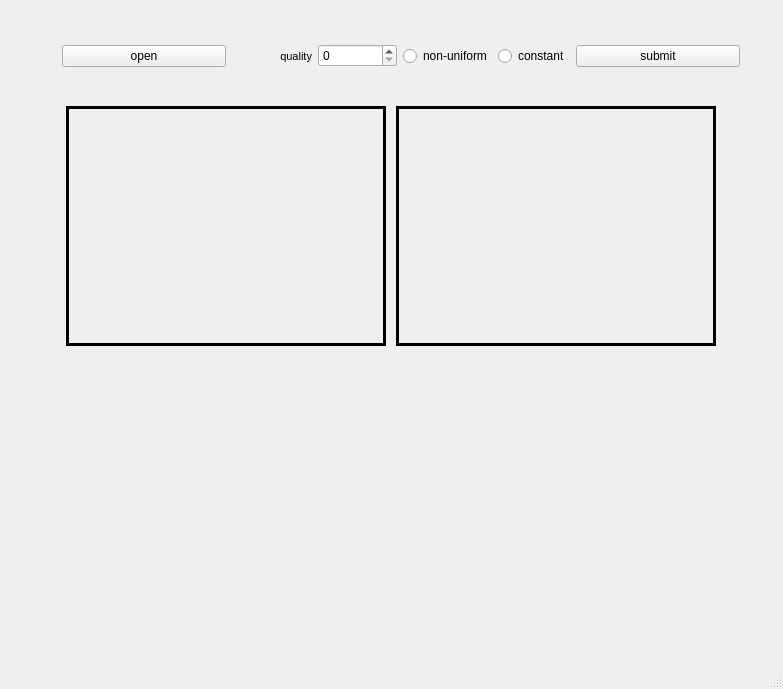
luyor/JPEG_compression, file JPEG_compression/mainwindow.ui: the form before one commit.
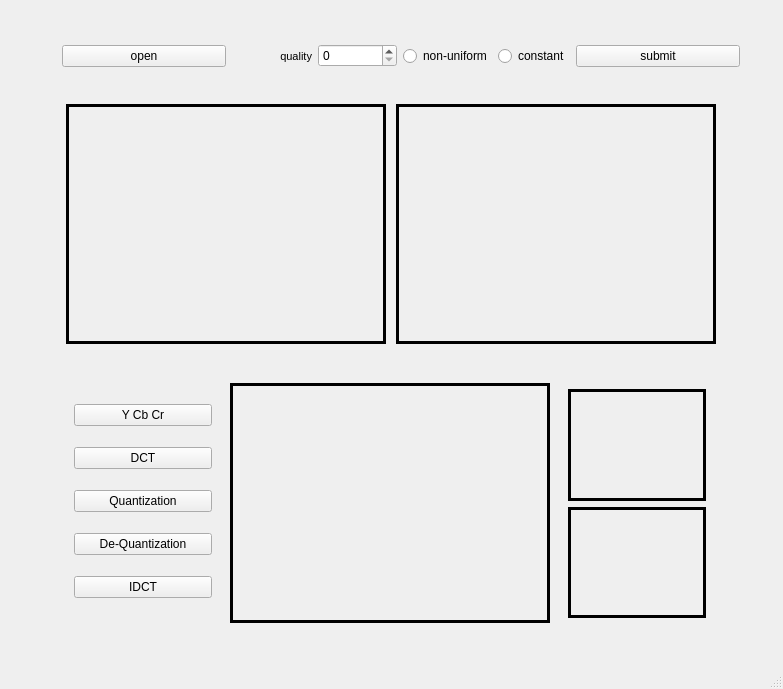
The form after the commit.

Patch:
```diff
--- a/JPEG_compression/mainwindow.ui
+++ b/JPEG_compression/mainwindow.ui
@@ -20,7 +20,7 @@
       <x>40</x>
       <y>20</y>
       <width>702</width>
-      <height>641</height>
+      <height>631</height>
      </rect>
     </property>
     <layout class="QVBoxLayout" name="verticalLayout">
@@ -197,7 +197,178 @@
      </item>
      <item>
       <widget class="QFrame" name="horizontalFrame">
-       <layout class="QHBoxLayout" name="horizontalLayout_4"/>
+       <layout class="QHBoxLayout" name="horizontalLayout_4">
+        <item>
+         <widget class="QFrame" name="horizontalFrame">
+          <property name="maximumSize">
+           <size>
+            <width>160</width>
+            <height>16777215</height>
+           </size>
+          </property>
+          <layout class="QVBoxLayout" name="verticalLayout_2">
+           <item>
+            <widget class="QPushButton" name="ycbyr">
+             <property name="text">
+              <string>Y Cb Cr</string>
+             </property>
+            </widget>
+           </item>
+           <item>
+            <widget class="QPushButton" name="dct">
+             <property name="text">
+              <string>DCT</string>
+             </property>
+            </widget>
+           </item>
+           <item>
+            <widget class="QPushButton" name="quantization">
+             <property name="text">
+              <string>Quantization</string>
+             </property>
+            </widget>
+           </item>
+           <item>
+            <widget class="QPushButton" name="dquan">
+             <property name="text">
+              <string>De-Quantization</string>
+             </property>
+            </widget>
+           </item>
+           <item>
+            <widget class="QPushButton" name="idct">
+             <property name="text">
+              <string>IDCT</string>
+             </property>
+            </widget>
+           </item>
+          </layout>
+         </widget>
+        </item>
+        <item>
+         <widget class="QLabel" name="Y">
+          <property name="enabled">
+           <bool>true</bool>
+          </property>
+          <property name="sizePolicy">
+           <sizepolicy hsizetype="Fixed" vsizetype="Fixed">
+            <horstretch>0</horstretch>
+            <verstretch>0</verstretch>
+           </sizepolicy>
+          </property>
+          <property name="maximumSize">
+           <size>
+            <width>320</width>
+            <height>240</height>
+           </size>
+          </property>
+          <property name="frameShape">
+           <enum>QFrame::Panel</enum>
+          </property>
+          <property name="frameShadow">
+           <enum>QFrame::Plain</enum>
+          </property>
+          <property name="lineWidth">
+           <number>3</number>
+          </property>
+          <property name="midLineWidth">
+           <number>0</number>
+          </property>
+          <property name="text">
+           <string/>
+          </property>
+          <property name="scaledContents">
+           <bool>true</bool>
+          </property>
+         </widget>
+        </item>
+        <item>
+         <widget class="QFrame" name="verticalFrame">
+          <property name="maximumSize">
+           <size>
+            <width>160</width>
+            <height>16777215</height>
+           </size>
+          </property>
+          <layout class="QVBoxLayout" name="verticalLayout_3">
+           <item>
+            <widget class="QLabel" name="Cr">
+             <property name="enabled">
+              <bool>true</bool>
+             </property>
+             <property name="sizePolicy">
+              <sizepolicy hsizetype="Fixed" vsizetype="Fixed">
+               <horstretch>0</horstretch>
+               <verstretch>0</verstretch>
+              </sizepolicy>
+             </property>
+             <property name="maximumSize">
+              <size>
+               <width>160</width>
+               <height>120</height>
+              </size>
+             </property>
+             <property name="frameShape">
+              <enum>QFrame::Panel</enum>
+             </property>
+             <property name="frameShadow">
+              <enum>QFrame::Plain</enum>
+             </property>
+             <property name="lineWidth">
+              <number>3</number>
+             </property>
+             <property name="midLineWidth">
+              <number>0</number>
+             </property>
+             <property name="text">
+              <string/>
+             </property>
+             <property name="scaledContents">
+              <bool>true</bool>
+             </property>
+            </widget>
+           </item>
+           <item>
+            <widget class="QLabel" name="Cb">
+             <property name="enabled">
+              <bool>true</bool>
+             </property>
+             <property name="sizePolicy">
+              <sizepolicy hsizetype="Fixed" vsizetype="Fixed">
+               <horstretch>0</horstretch>
+               <verstretch>0</verstretch>
+              </sizepolicy>
+             </property>
+             <property name="maximumSize">
+              <size>
+               <width>160</width>
+               <height>120</height>
+              </size>
+             </property>
+             <property name="frameShape">
+              <enum>QFrame::Panel</enum>
+             </property>
+             <property name="frameShadow">
+              <enum>QFrame::Plain</enum>
+             </property>
+             <property name="lineWidth">
+              <number>3</number>
+             </property>
+             <property name="midLineWidth">
+              <number>0</number>
+             </property>
+             <property name="text">
+              <string/>
+             </property>
+             <property name="scaledContents">
+              <bool>true</bool>
+             </property>
+            </widget>
+           </item>
+          </layout>
+         </widget>
+        </item>
+       </layout>
       </widget>
      </item>
     </layout>
```
Left out of the diff: 2 changed lines with no effect on the pictures.
